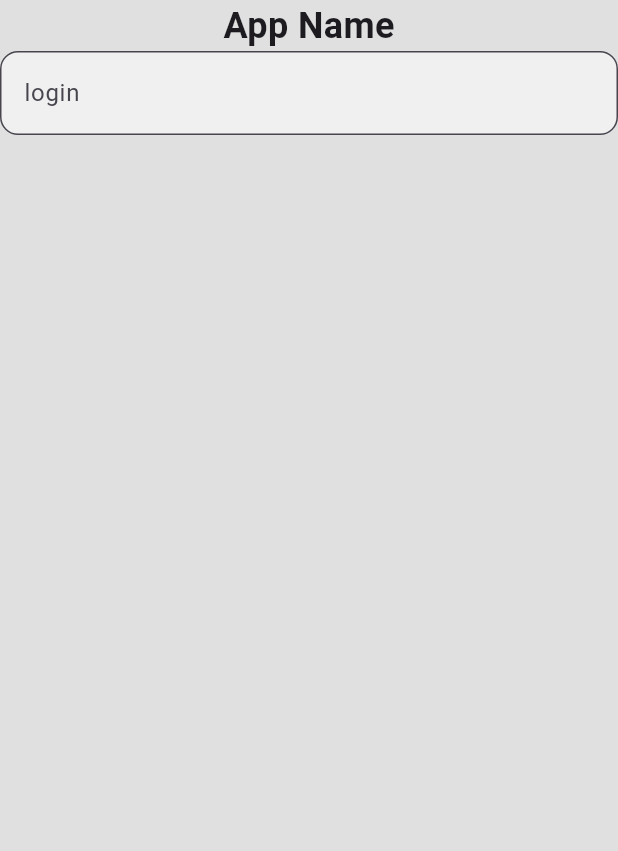
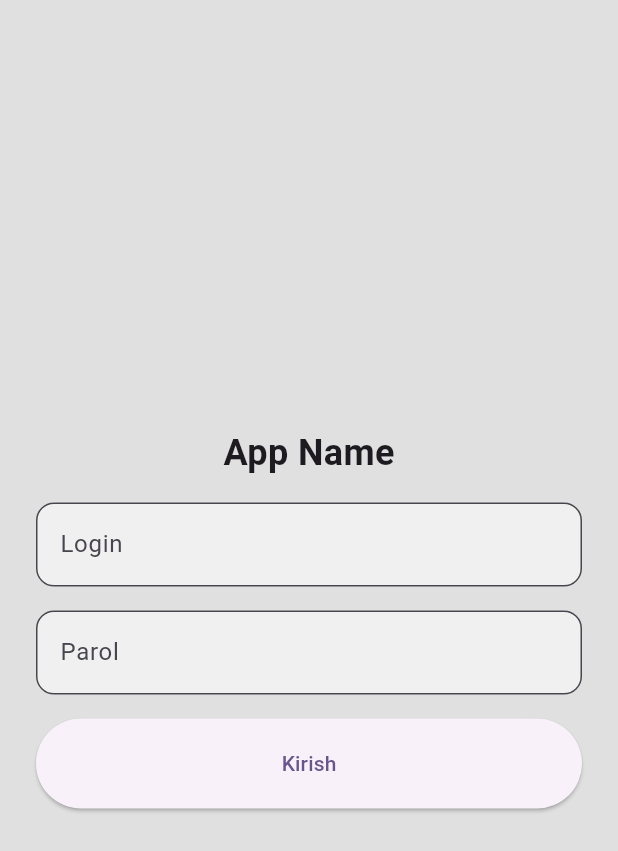
Before and after one commit to Inoyatovlee/flutter_telegram.bot, a Flutter app: the screen it shows after launch, on a phone screen of 412 x 824 dp. Shown: the top 851 px of the screen. Run offline on Flutter 3.47's test engine with Material 3 defaults, Android fonts, the phone set to English and light mode, and no system bars.

Commit message:
MediaQuery .sizeOf

```diff
--- a/lib/pages/login_pages.dart
+++ b/lib/pages/login_pages.dart
@@ -11,19 +11,46 @@ class _LoginPageState extends State<LoginPage> {
   @override
   Widget build(BuildContext context) {
     return Scaffold(
-      body: Column(
+      body: SingleChildScrollView(
+        child: SizedBox(
+          height: MediaQuery.sizeOf(context).height,
+          child: Padding(
+            padding: const EdgeInsets.all(24),
+            child: Column(
               children: [
+                Spacer(),
                 Text("App Name",
-              style: TextStyle(fontSize: 24, fontWeight: FontWeight.w700)),
+                    style:
+                        TextStyle(fontSize: 24, fontWeight: FontWeight.w700)),
+                SizedBox(height: 16),
                 TextField(
                   decoration: InputDecoration(
-                hintText: "login",
+                      hintText: "Login",
                       filled: true,
                       fillColor: Colors.white.withOpacity(.5),
                       border: OutlineInputBorder(
                           borderRadius: BorderRadius.all(Radius.circular(12)))),
                 ),
+                SizedBox(height: 16),
+                TextField(
+                  decoration: InputDecoration(
+                      hintText: "Parol",
+                      filled: true,
+                      fillColor: Colors.white.withOpacity(.5),
+                      border: OutlineInputBorder(
+                          borderRadius: BorderRadius.all(Radius.circular(12)))),
+                ),
+                SizedBox(height: 16),
+                SizedBox(
+                    width: double.maxFinite,
+                    height: 60,
+                    child: ElevatedButton(
+                        onPressed: () {}, child: Text("Kirish"))),
+                Spacer(),
               ],
+            ),
+          ),
+        ),
       ),
     );
   }
```
Lines whose indentation alone changed are shown as unchanged.
